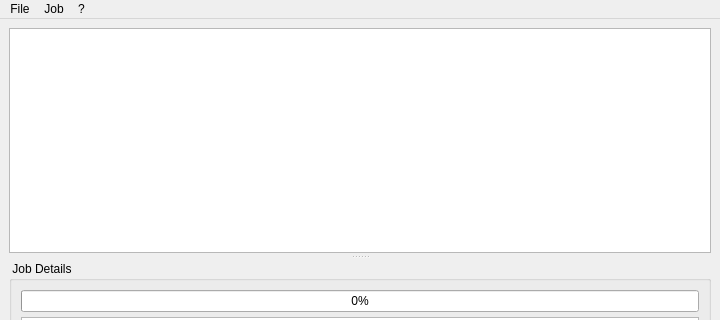
First picture: the form in gui/win_main.ui, repository lordmulder/Simple-x264-Launcher, before the edit; both pictures show x 0 to 720 and y 0 to 320 of the 720 by 640 pixel window.
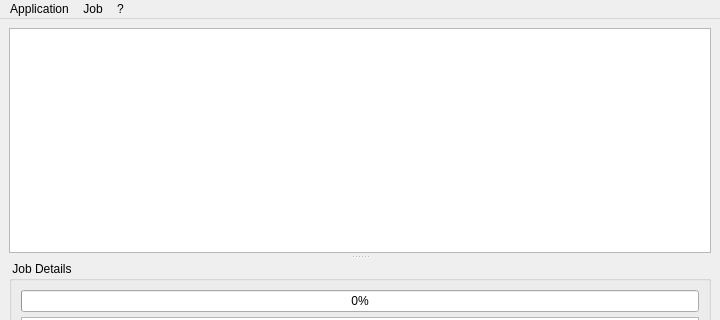
Second picture: the form after the edit. Icons and pictures are not drawn.

What changed in the file:
```diff
--- a/gui/win_main.ui
+++ b/gui/win_main.ui
@@ -319,7 +319,7 @@
    </property>
    <widget class="QMenu" name="menuFile">
     <property name="title">
-     <string>File</string>
+     <string>Application</string>
     </property>
     <addaction name="actionOpen"/>
     <addaction name="separator"/>
```
Left out of the diff: 45 changed lines with no effect on the pictures.
